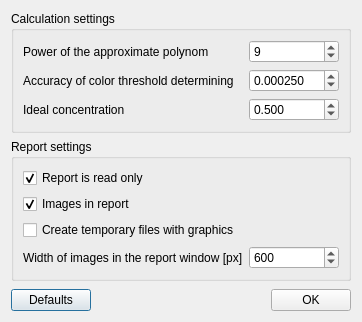
Old version of the form sources/settingsdialog.ui in the repository pa23/mixan.
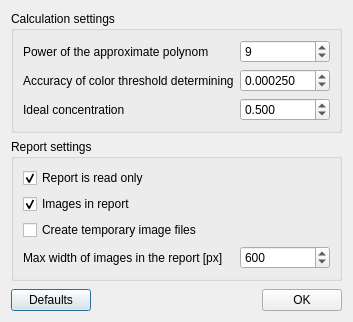
New version of the form. Icons and pictures are not drawn.

Commit message: Saving images with contours during granulation calculation if ANALTYPE_GRANULATION. More accurate processing of exceptions. Refactoring. Improvement of IplImage to QImage converting.

The edit to the form file:
```diff
--- a/sources/settingsdialog.ui
+++ b/sources/settingsdialog.ui
@@ -9,7 +9,7 @@
    <rect>
     <x>0</x>
     <y>0</y>
-    <width>403</width>
+    <width>394</width>
     <height>351</height>
    </rect>
   </property>
@@ -145,7 +145,7 @@
       <item row="3" column="0">
        <widget class="QLabel" name="label_2">
         <property name="text">
-         <string>Width of images in the report window [px]</string>
+         <string>Max width of images in the report [px]</string>
         </property>
        </widget>
       </item>
@@ -177,7 +177,7 @@
       <item row="2" column="0">
        <widget class="QCheckBox" name="checkBox_createTempGraph">
         <property name="text">
-         <string>Create temporary files with graphics</string>
+         <string>Create temporary image files</string>
         </property>
        </widget>
       </item>
```
The commit also changes 5 other files.
